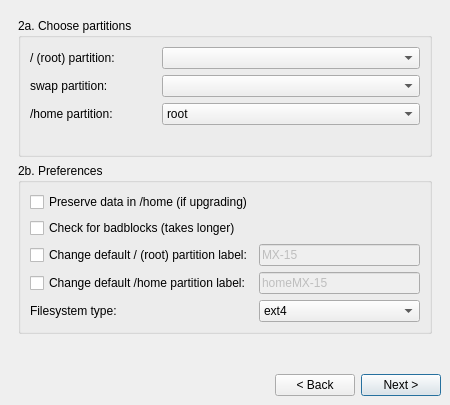
First picture: the form in meinstall.ui, repository anticapitalista/MX-installer, before the edit.
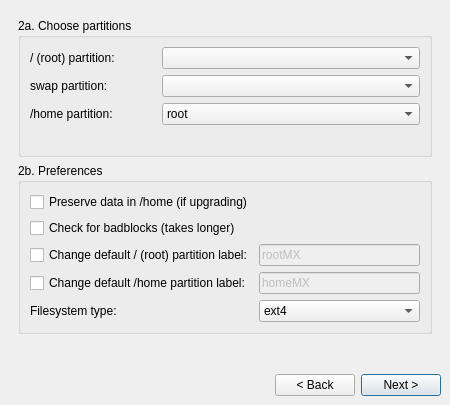
Second picture: the form after the edit. The open tabs and pages were chosen to show the change.

Commit message: changed default labels

```diff
--- a/meinstall.ui
+++ b/meinstall.ui
@@ -552,7 +552,7 @@
              <bool>false</bool>
             </property>
             <property name="text">
-             <string>homeMX-15</string>
+             <string notr="true">homeMX</string>
             </property>
            </widget>
           </item>
@@ -587,7 +587,7 @@
              <bool>false</bool>
             </property>
             <property name="text">
-             <string>MX-15</string>
+             <string notr="true">rootMX</string>
             </property>
             <property name="placeholderText">
              <string/>
```
Left out of the diff: 2 changed lines with no effect on the pictures. The commit also changes 1 other file.
